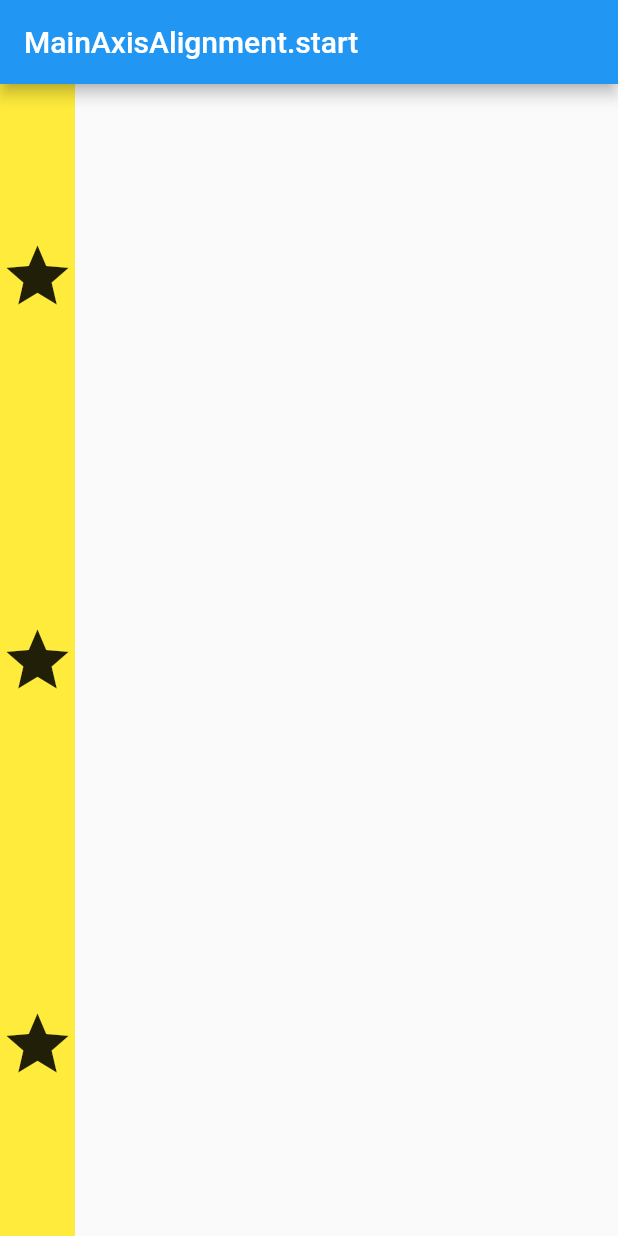
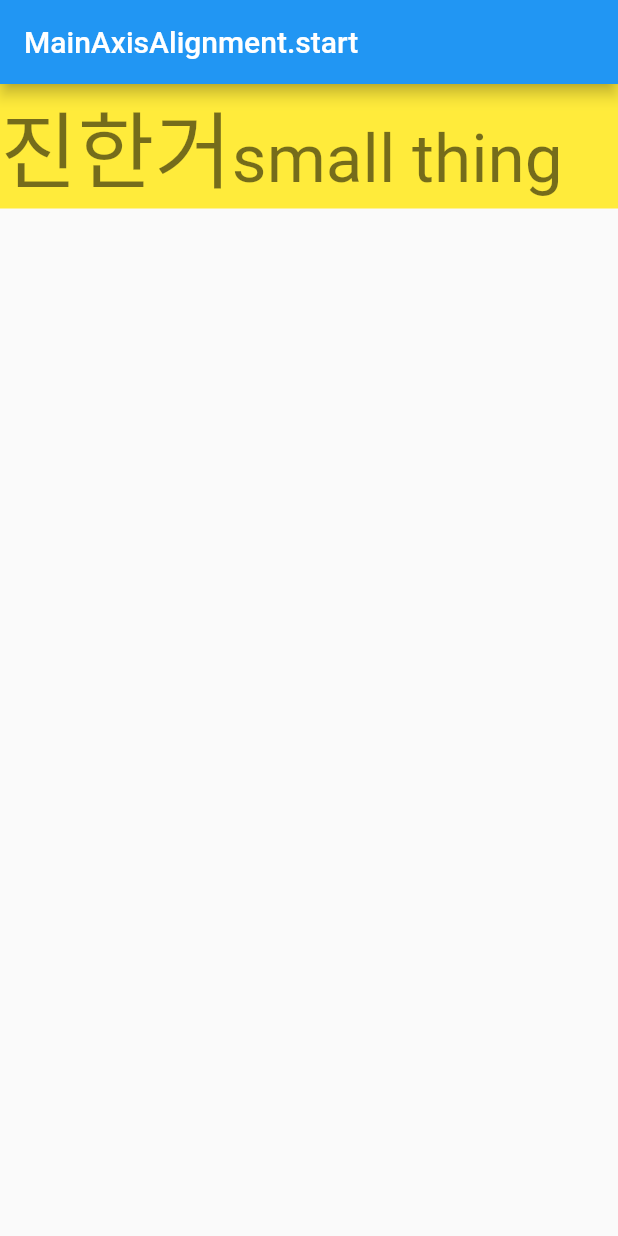
Before and after one commit to after-six/flutter-tutorial-mb, a Flutter app: the screen it shows after launch, on a phone screen of 412 x 824 dp. Run offline on Flutter 3.47's test engine with Material 2 defaults, Android fonts, the phone set to English and light mode, and no system bars.

Commit message:
Row and Column-CrossAxisAlignment

```diff
--- a/layout_sheet/lib/main.dart
+++ b/layout_sheet/lib/main.dart
@@ -33,12 +33,18 @@ class _MyHomePageState extends State<MyHomePage> {
       ),
       body: Container(
         color: Colors.yellow,
-        child: Column(
-          mainAxisAlignment: MainAxisAlignment.spaceAround,
+        child: Row(
+          crossAxisAlignment: CrossAxisAlignment.baseline,
+          textBaseline: TextBaseline.alphabetic,
           children: <Widget>[
-            Icon(Icons.star, size: 50),
-            Icon(Icons.star, size: 50),
-            Icon(Icons.star, size: 50),
+            Text(
+              '진한거',
+              style: Theme.of(context).textTheme.display3,
+            ),
+            Text(
+              'small thing',
+              style: Theme.of(context).textTheme.display2,
+            ),
           ],
         ),
       ),
```
